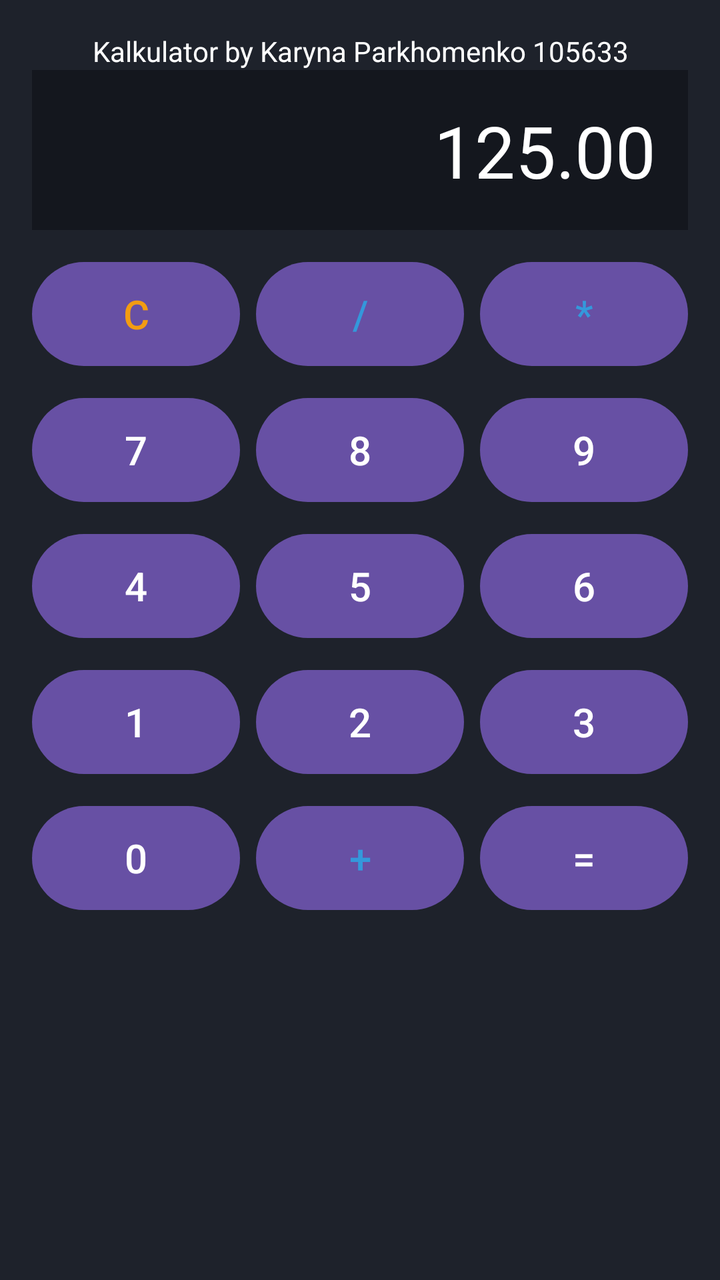
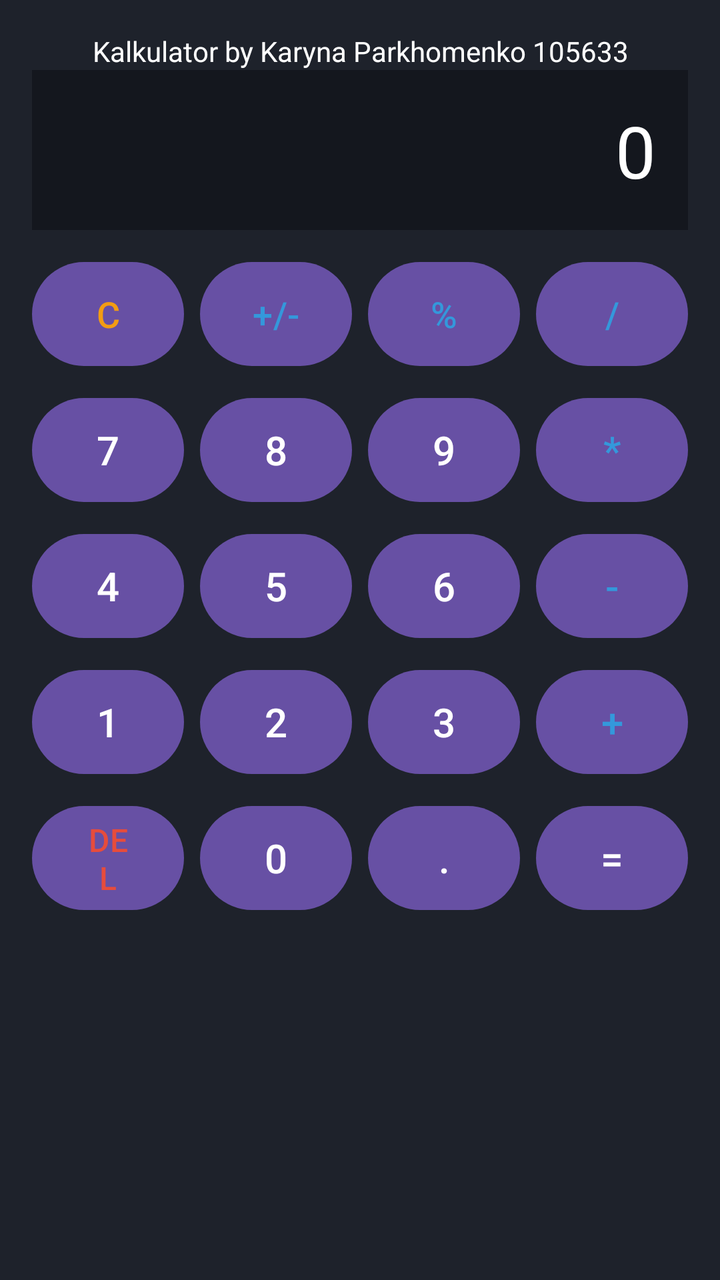

An Android layout rendered at two revisions. The XML below is the earlier revision; the diff shows what the commit changed to produce the second picture.
<!-- AndroidManifest.xml: activity theme Theme.LAB02Kalkulator -->
<!-- res/layout/activity_main.xml -->
<?xml version="1.0" encoding="utf-8"?>
<androidx.constraintlayout.widget.ConstraintLayout xmlns:android="http://schemas.android.com/apk/res/android"
    xmlns:app="http://schemas.android.com/apk/res-auto"
    xmlns:tools="http://schemas.android.com/tools"
    android:id="@+id/main"
    android:layout_width="match_parent"
    android:layout_height="match_parent"
    android:background="#1E222B"
    android:padding="16dp"
    tools:context=".MainActivity">

    
    <TextView
        android:id="@+id/tvTitle"
        android:layout_width="0dp"
        android:layout_height="wrap_content"
        android:text="Kalkulator by Karyna Parkhomenko 105633"
        android:textColor="#FFFFFF"
        android:textSize="14sp"
        android:gravity="center"
        android:layout_marginBottom="8dp"
        app:layout_constraintTop_toTopOf="parent"
        app:layout_constraintStart_toStartOf="parent"
        app:layout_constraintEnd_toEndOf="parent" />

    
    <TextView
        android:id="@+id/tvResult"
        android:layout_width="0dp"
        android:layout_height="80dp"
        android:background="#14171E"
        android:gravity="end|center_vertical"
        android:padding="16dp"
        android:text="125.00"
        android:textColor="#FFFFFF"
        android:textSize="36sp"
        app:layout_constraintEnd_toEndOf="parent"
        app:layout_constraintStart_toStartOf="parent"
        app:layout_constraintTop_toBottomOf="@id/tvTitle" />

    
    <Button
        android:id="@+id/btnC"
        android:layout_width="0dp"
        android:layout_height="60dp"
        android:layout_marginTop="12dp"
        android:layout_marginEnd="4dp"
        android:text="C"
        android:textColor="#F39C12"
        android:textSize="20sp"
        app:layout_constraintEnd_toStartOf="@id/btnDivide"
        app:layout_constraintStart_toStartOf="parent"
        app:layout_constraintTop_toBottomOf="@id/tvResult" />

    <Button
        android:id="@+id/btnDivide"
        android:layout_width="0dp"
        android:layout_height="60dp"
        android:layout_marginStart="4dp"
        android:layout_marginEnd="4dp"
        android:text="/"
        android:textColor="#3498DB"
        android:textSize="20sp"
        app:layout_constraintEnd_toStartOf="@id/btnMultiply"
        app:layout_constraintStart_toEndOf="@id/btnC"
        app:layout_constraintTop_toTopOf="@id/btnC" />

    <Button
        android:id="@+id/btnMultiply"
        android:layout_width="0dp"
        android:layout_height="60dp"
        android:layout_marginStart="4dp"
        android:text="*"
        android:textColor="#3498DB"
        android:textSize="20sp"
        app:layout_constraintEnd_toEndOf="parent"
        app:layout_constraintStart_toEndOf="@id/btnDivide"
        app:layout_constraintTop_toTopOf="@id/btnC" />

    
    <Button
        android:id="@+id/btn7"
        android:layout_width="0dp"
        android:layout_height="60dp"
        android:layout_marginTop="8dp"
        android:layout_marginEnd="4dp"
        android:text="7"
        android:textSize="20sp"
        app:layout_constraintEnd_toStartOf="@id/btn8"
        app:layout_constraintStart_toStartOf="parent"
        app:layout_constraintTop_toBottomOf="@id/btnC" />

    <Button
        android:id="@+id/btn8"
        android:layout_width="0dp"
        android:layout_height="60dp"
        android:layout_marginStart="4dp"
        android:layout_marginEnd="4dp"
        android:text="8"
        android:textSize="20sp"
        app:layout_constraintEnd_toStartOf="@id/btn9"
        app:layout_constraintStart_toEndOf="@id/btn7"
        app:layout_constraintTop_toTopOf="@id/btn7" />

    <Button
        android:id="@+id/btn9"
        android:layout_width="0dp"
        android:layout_height="60dp"
        android:layout_marginStart="4dp"
        android:text="9"
        android:textSize="20sp"
        app:layout_constraintEnd_toEndOf="parent"
        app:layout_constraintStart_toEndOf="@id/btn8"
        app:layout_constraintTop_toTopOf="@id/btn7" />

    
    <Button
        android:id="@+id/btn4"
        android:layout_width="0dp"
        android:layout_height="60dp"
        android:layout_marginTop="8dp"
        android:layout_marginEnd="4dp"
        android:text="4"
        android:textSize="20sp"
        app:layout_constraintEnd_toStartOf="@id/btn5"
        app:layout_constraintStart_toStartOf="parent"
        app:layout_constraintTop_toBottomOf="@id/btn7" />


    <Button
        android:id="@+id/btn5"
        android:layout_width="0dp"
        android:layout_height="60dp"
        android:layout_marginStart="4dp"
        android:layout_marginEnd="4dp"
        android:text="5"
        android:textSize="20sp"
        app:layout_constraintEnd_toStartOf="@id/btn6"
        app:layout_constraintStart_toEndOf="@id/btn4"
        app:layout_constraintTop_toTopOf="@id/btn4" />

    <Button
        android:id="@+id/btn6"
        android:layout_width="0dp"
        android:layout_height="60dp"
        android:layout_marginStart="4dp"
        android:text="6"
        android:textSize="20sp"
        app:layout_constraintEnd_toEndOf="parent"
        app:layout_constraintStart_toEndOf="@id/btn5"
        app:layout_constraintTop_toTopOf="@id/btn4" />

    
    <Button
        android:id="@+id/btn1"
        android:layout_width="0dp"
        android:layout_height="60dp"
        android:layout_marginTop="8dp"
        android:layout_marginEnd="4dp"
        android:text="1"
        android:textSize="20sp"
        app:layout_constraintEnd_toStartOf="@id/btn2"
        app:layout_constraintStart_toStartOf="parent"
        app:layout_constraintTop_toBottomOf="@id/btn4" />

    <Button
        android:id="@+id/btn2"
        android:layout_width="0dp"
        android:layout_height="60dp"
        android:layout_marginStart="4dp"
        android:layout_marginEnd="4dp"
        android:text="2"
        android:textSize="20sp"
        app:layout_constraintEnd_toStartOf="@id/btn3"
        app:layout_constraintStart_toEndOf="@id/btn1"
        app:layout_constraintTop_toTopOf="@id/btn1" />

    <Button
        android:id="@+id/btn3"
        android:layout_width="0dp"
        android:layout_height="60dp"
        android:layout_marginStart="4dp"
        android:text="3"
        android:textSize="20sp"
        app:layout_constraintEnd_toEndOf="parent"
        app:layout_constraintStart_toEndOf="@id/btn2"
        app:layout_constraintTop_toTopOf="@id/btn1" />

    
    <Button
        android:id="@+id/btn0"
        android:layout_width="0dp"
        android:layout_height="60dp"
        android:layout_marginTop="8dp"
        android:layout_marginEnd="4dp"
        android:text="0"
        android:textSize="20sp"
        app:layout_constraintEnd_toStartOf="@id/btnPlus"
        app:layout_constraintStart_toStartOf="parent"
        app:layout_constraintTop_toBottomOf="@id/btn1" />

    <Button
        android:id="@+id/btnPlus"
        android:layout_width="0dp"
        android:layout_height="60dp"
        android:layout_marginStart="4dp"
        android:layout_marginEnd="4dp"
        android:text="+"
        android:textColor="#3498DB"
        android:textSize="20sp"
        app:layout_constraintEnd_toStartOf="@id/btnEquals"
        app:layout_constraintStart_toEndOf="@id/btn0"
        app:layout_constraintTop_toTopOf="@id/btn0" />

    <Button
        android:id="@+id/btnEquals"
        android:layout_width="0dp"
        android:layout_height="60dp"
        android:layout_marginStart="4dp"
        android:text="="
        android:textSize="20sp"
        app:layout_constraintEnd_toEndOf="parent"
        app:layout_constraintStart_toEndOf="@id/btnPlus"
        app:layout_constraintTop_toTopOf="@id/btn0" />

</androidx.constraintlayout.widget.ConstraintLayout>
<!-- resources referenced by this layout -->
<resources>
  <style name="Theme.LAB02Kalkulator" parent="Base.Theme.LAB02Kalkulator" />
  <style name="Base.Theme.LAB02Kalkulator" parent="Theme.Material3.DayNight.NoActionBar">
          
          
      </style>
</resources>

<!-- the commit's change to res/layout/activity_main.xml (unified diff, before → after) -->
@@ -31,7 +31,7 @@
         android:background="#14171E"
         android:gravity="end|center_vertical"
         android:padding="16dp"
-        android:text="125.00"
+        android:text="0"
         android:textColor="#FFFFFF"
         android:textSize="36sp"
         app:layout_constraintEnd_toEndOf="parent"
@@ -47,34 +47,47 @@
         android:layout_marginEnd="4dp"
         android:text="C"
         android:textColor="#F39C12"
-        android:textSize="20sp"
-        app:layout_constraintEnd_toStartOf="@id/btnDivide"
+        android:textSize="18sp"
+        app:layout_constraintEnd_toStartOf="@id/btnPlusMinus"
         app:layout_constraintStart_toStartOf="parent"
         app:layout_constraintTop_toBottomOf="@id/tvResult" />
 
     <Button
-        android:id="@+id/btnDivide"
-        android:layout_width="0dp"
-        android:layout_height="60dp"
-        android:layout_marginStart="4dp"
-        android:layout_marginEnd="4dp"
-        android:text="/"
-        android:textColor="#3498DB"
-        android:textSize="20sp"
-        app:layout_constraintEnd_toStartOf="@id/btnMultiply"
+        android:id="@+id/btnPlusMinus"
+        android:layout_width="0dp"
+        android:layout_height="60dp"
+        android:layout_marginStart="4dp"
+        android:layout_marginEnd="4dp"
+        android:text="+/-"
+        android:textColor="#3498DB"
+        android:textSize="18sp"
+        app:layout_constraintEnd_toStartOf="@id/btnPercent"
         app:layout_constraintStart_toEndOf="@id/btnC"
         app:layout_constraintTop_toTopOf="@id/btnC" />
 
     <Button
-        android:id="@+id/btnMultiply"
-        android:layout_width="0dp"
-        android:layout_height="60dp"
-        android:layout_marginStart="4dp"
-        android:text="*"
-        android:textColor="#3498DB"
-        android:textSize="20sp"
-        app:layout_constraintEnd_toEndOf="parent"
-        app:layout_constraintStart_toEndOf="@id/btnDivide"
+        android:id="@+id/btnPercent"
+        android:layout_width="0dp"
+        android:layout_height="60dp"
+        android:layout_marginStart="4dp"
+        android:layout_marginEnd="4dp"
+        android:text="%"
+        android:textColor="#3498DB"
+        android:textSize="18sp"
+        app:layout_constraintEnd_toStartOf="@id/btnDivide"
+        app:layout_constraintStart_toEndOf="@id/btnPlusMinus"
+        app:layout_constraintTop_toTopOf="@id/btnC" />
+
+    <Button
+        android:id="@+id/btnDivide"
+        android:layout_width="0dp"
+        android:layout_height="60dp"
+        android:layout_marginStart="4dp"
+        android:text="/"
+        android:textColor="#3498DB"
+        android:textSize="18sp"
+        app:layout_constraintEnd_toEndOf="parent"
+        app:layout_constraintStart_toEndOf="@id/btnPercent"
         app:layout_constraintTop_toTopOf="@id/btnC" />
 
     
@@ -107,12 +120,25 @@
         android:layout_width="0dp"
         android:layout_height="60dp"
         android:layout_marginStart="4dp"
+        android:layout_marginEnd="4dp"
         android:text="9"
         android:textSize="20sp"
-        app:layout_constraintEnd_toEndOf="parent"
+        app:layout_constraintEnd_toStartOf="@id/btnMultiply"
         app:layout_constraintStart_toEndOf="@id/btn8"
         app:layout_constraintTop_toTopOf="@id/btn7" />
 
+    <Button
+        android:id="@+id/btnMultiply"
+        android:layout_width="0dp"
+        android:layout_height="60dp"
+        android:layout_marginStart="4dp"
+        android:text="*"
+        android:textColor="#3498DB"
+        android:textSize="20sp"
+        app:layout_constraintEnd_toEndOf="parent"
+        app:layout_constraintStart_toEndOf="@id/btn9"
+        app:layout_constraintTop_toTopOf="@id/btn7" />
+
     
     <Button
         android:id="@+id/btn4"
@@ -125,7 +151,6 @@
         app:layout_constraintEnd_toStartOf="@id/btn5"
         app:layout_constraintStart_toStartOf="parent"
         app:layout_constraintTop_toBottomOf="@id/btn7" />
-
 
     <Button
         android:id="@+id/btn5"
@@ -144,10 +169,23 @@
         android:layout_width="0dp"
         android:layout_height="60dp"
         android:layout_marginStart="4dp"
+        android:layout_marginEnd="4dp"
         android:text="6"
         android:textSize="20sp"
-        app:layout_constraintEnd_toEndOf="parent"
+        app:layout_constraintEnd_toStartOf="@id/btnMinus"
         app:layout_constraintStart_toEndOf="@id/btn5"
+        app:layout_constraintTop_toTopOf="@id/btn4" />
+
+    <Button
+        android:id="@+id/btnMinus"
+        android:layout_width="0dp"
+        android:layout_height="60dp"
+        android:layout_marginStart="4dp"
+        android:text="-"
+        android:textColor="#3498DB"
+        android:textSize="20sp"
+        app:layout_constraintEnd_toEndOf="parent"
+        app:layout_constraintStart_toEndOf="@id/btn6"
         app:layout_constraintTop_toTopOf="@id/btn4" />
 
     
@@ -180,37 +218,62 @@
         android:layout_width="0dp"
         android:layout_height="60dp"
         android:layout_marginStart="4dp"
+        android:layout_marginEnd="4dp"
         android:text="3"
         android:textSize="20sp"
-        app:layout_constraintEnd_toEndOf="parent"
+        app:layout_constraintEnd_toStartOf="@id/btnPlus"
         app:layout_constraintStart_toEndOf="@id/btn2"
         app:layout_constraintTop_toTopOf="@id/btn1" />
 
-    
+    <Button
+        android:id="@+id/btnPlus"
+        android:layout_width="0dp"
+        android:layout_height="60dp"
+        android:layout_marginStart="4dp"
+        android:text="+"
+        android:textColor="#3498DB"
+        android:textSize="20sp"
+        app:layout_constraintEnd_toEndOf="parent"
+        app:layout_constraintStart_toEndOf="@id/btn3"
+        app:layout_constraintTop_toTopOf="@id/btn1" />
+
+    
+    <Button
+        android:id="@+id/btnDEL"
+        android:layout_width="0dp"
+        android:layout_height="60dp"
+        android:layout_marginTop="8dp"
+        android:layout_marginEnd="4dp"
+        android:text="DEL"
+        android:textColor="#E74C3C"
+        android:textSize="16sp"
+        app:layout_constraintEnd_toStartOf="@id/btn0"
+        app:layout_constraintStart_toStartOf="parent"
+        app:layout_constraintTop_toBottomOf="@id/btn1" />
+
     <Button
         android:id="@+id/btn0"
         android:layout_width="0dp"
         android:layout_height="60dp"
-        android:layout_marginTop="8dp"
+        android:layout_marginStart="4dp"
         android:layout_marginEnd="4dp"
         android:text="0"
         android:textSize="20sp"
-        app:layout_constraintEnd_toStartOf="@id/btnPlus"
-        app:layout_constraintStart_toStartOf="parent"
-        app:layout_constraintTop_toBottomOf="@id/btn1" />
-
-    <Button
-        android:id="@+id/btnPlus"
-        android:layout_width="0dp"
-        android:layout_height="60dp"
-        android:layout_marginStart="4dp"
-        android:layout_marginEnd="4dp"
-        android:text="+"
-        android:textColor="#3498DB"
+        app:layout_constraintEnd_toStartOf="@id/btnDot"
+        app:layout_constraintStart_toEndOf="@id/btnDEL"
+        app:layout_constraintTop_toTopOf="@id/btnDEL" />
+
+    <Button
+        android:id="@+id/btnDot"
+        android:layout_width="0dp"
+        android:layout_height="60dp"
+        android:layout_marginStart="4dp"
+        android:layout_marginEnd="4dp"
+        android:text="."
         android:textSize="20sp"
         app:layout_constraintEnd_toStartOf="@id/btnEquals"
         app:layout_constraintStart_toEndOf="@id/btn0"
-        app:layout_constraintTop_toTopOf="@id/btn0" />
+        app:layout_constraintTop_toTopOf="@id/btnDEL" />
 
     <Button
         android:id="@+id/btnEquals"
@@ -220,7 +283,7 @@
         android:text="="
         android:textSize="20sp"
         app:layout_constraintEnd_toEndOf="parent"
-        app:layout_constraintStart_toEndOf="@id/btnPlus"
-        app:layout_constraintTop_toTopOf="@id/btn0" />
+        app:layout_constraintStart_toEndOf="@id/btnDot"
+        app:layout_constraintTop_toTopOf="@id/btnDEL" />
 
 </androidx.constraintlayout.widget.ConstraintLayout>
